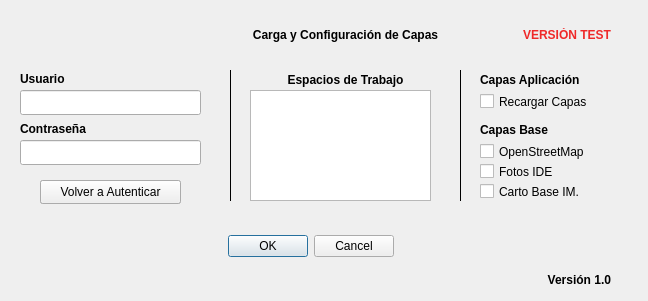
This is code/frontend/im_layer_loader/IM_layer_loader_dialog_base.ui in yonsonsal/elre as Qt 5 draws it before an edit. The edited form follows.
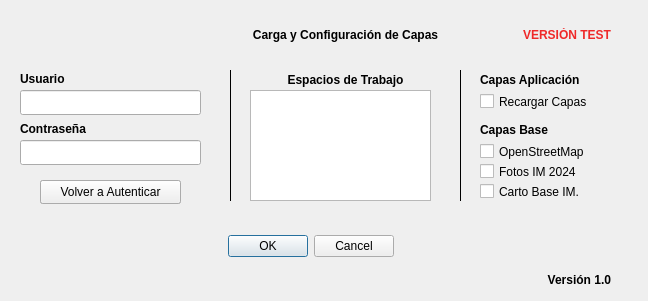
This is the edited form.

```diff
--- a/code/frontend/im_layer_loader/IM_layer_loader_dialog_base.ui
+++ b/code/frontend/im_layer_loader/IM_layer_loader_dialog_base.ui
@@ -152,7 +152,7 @@
     </rect>
    </property>
    <property name="text">
-    <string>Fotos IDE</string>
+    <string>Fotos IM 2024</string>
    </property>
   </widget>
   <widget class="QCheckBox" name="cbox_IM">
```
